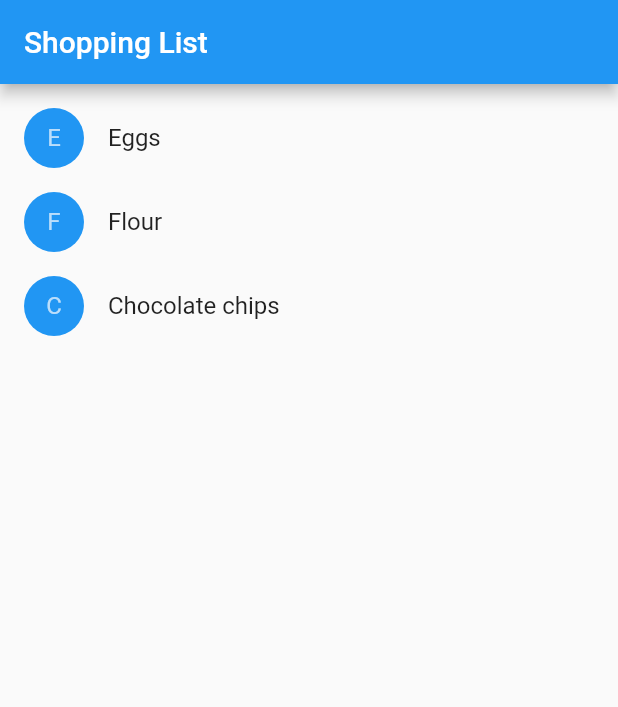
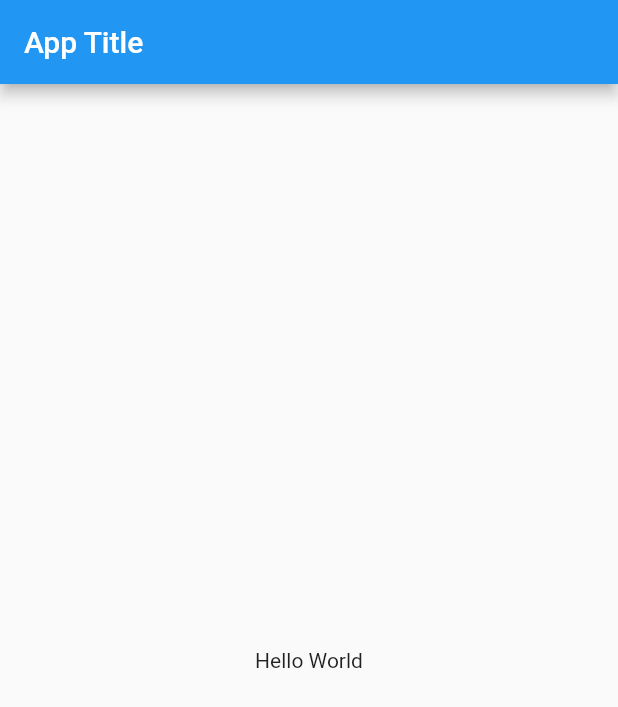
Before and after one commit to svmmalviya/untitled2, a Flutter app: the screen it shows after launch, on a phone screen of 412 x 824 dp. Shown: the top 707 px of the screen. Run offline on Flutter 3.47's test engine with Material 2 defaults, Android fonts, the phone set to English and light mode, and no system bars.

Commit message:
Chapter 1 completed

```diff
--- a/lib/main.dart
+++ b/lib/main.dart
@@ -1,125 +1,23 @@
 import 'package:flutter/material.dart';
+import 'package:flutter/cupertino.dart';
 
-class Product {
-  const Product({required this.name});
-
-  final String name;
+void main() {
+  runApp(MaterialApp(
+    title: 'Material App',
+    home: HomePage(),
+  ));
 }
 
-typedef CartChangedCallback = Function(Product product, bool inCart);
-
-class ShoppingListItem extends StatelessWidget {
-  ShoppingListItem({
-    required this.product,
-    required this.inCart,
-    required this.onCartChanged,
-  }) : super(key: ObjectKey(product));
-
-  final Product product;
-  final bool inCart;
-  final CartChangedCallback onCartChanged;
-
-  Color _getColor(BuildContext context) {
-    // The theme depends on the BuildContext because different
-    // parts of the tree can have different themes.
-    // The BuildContext indicates where the build is
-    // taking place and therefore which theme to use.
-
-    return inCart //
-        ? Colors.black54
-        : Theme.of(context).primaryColor;
-  }
-
-  TextStyle? _getTextStyle(BuildContext context) {
-    if (!inCart) return null;
-
-    return const TextStyle(
-      color: Colors.black54,
-      decoration: TextDecoration.lineThrough,
-    );
-  }
-
+class HomePage extends StatelessWidget {
   @override
   Widget build(BuildContext context) {
-    return ListTile(
-      onTap: () {
-        onCartChanged(product, inCart);
-      },
-      leading: CircleAvatar(
-        backgroundColor: _getColor(context),
-        child: Text(product.name[0]),
+    return Scaffold(
+      appBar: AppBar(
+        title: Text('App Title'),
       ),
-      title: Text(
-        product.name,
-        style: _getTextStyle(context),
+      body: Container(
+        child: Center(child: Text("Hello World")),
       ),
     );
   }
 }
-
-class ShoppingList extends StatefulWidget {
-  const ShoppingList({required this.products, Key? key}) : super(key: key);
-
-  final List<Product> products;
-
-  // The framework calls createState the first time
-  // a widget appears at a given location in the tree.
-  // If the parent rebuilds and uses the same type of
-  // widget (with the same key), the framework re-uses
-  // the State object instead of creating a new State object.
-
-  @override
-  _ShoppingListState createState() => _ShoppingListState();
-}
-
-class _ShoppingListState extends State<ShoppingList> {
-  final _shoppingCart = <Product>{};
-
-  void _handleCartChanged(Product product, bool inCart) {
-    setState(() {
-      // When a user changes what's in the cart, you need
-      // to change _shoppingCart inside a setState call to
-      // trigger a rebuild.
-      // The framework then calls build, below,
-      // which updates the visual appearance of the app.
-
-      if (!inCart) {
-        _shoppingCart.add(product);
-      } else {
-        _shoppingCart.remove(product);
-      }
-    });
-  }
-
-  @override
-  Widget build(BuildContext context) {
-    return Scaffold(
-      appBar: AppBar(
-        title: const Text('Shopping List'),
-      ),
-      body: ListView(
-        padding: const EdgeInsets.symmetric(vertical: 8.0),
-        children: widget.products.map((Product product) {
-          return ShoppingListItem(
-            product: product,
-            inCart: _shoppingCart.contains(product),
-            onCartChanged: _handleCartChanged,
-          );
-        }).toList(),
-      ),
-    );
-  }
-}
-
-void main() {
-  runApp(const MaterialApp(
-    title: 'Shopping App',
-    home: ShoppingList(
-      products: [
-        Product(name: 'Eggs'),
-        Product(name: 'Flour'),
-        Product(name: 'Chocolate chips'),
-      ],
-    ),
-  ));
-}
```
